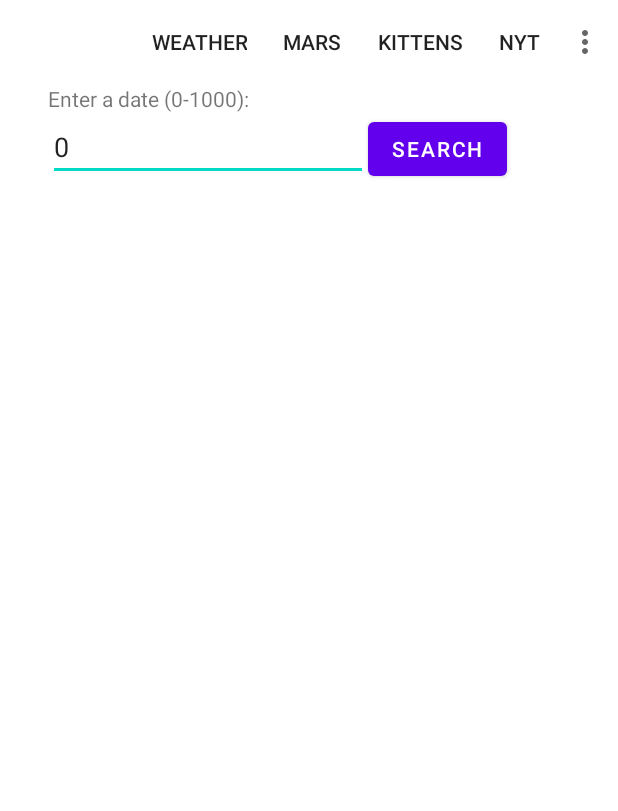
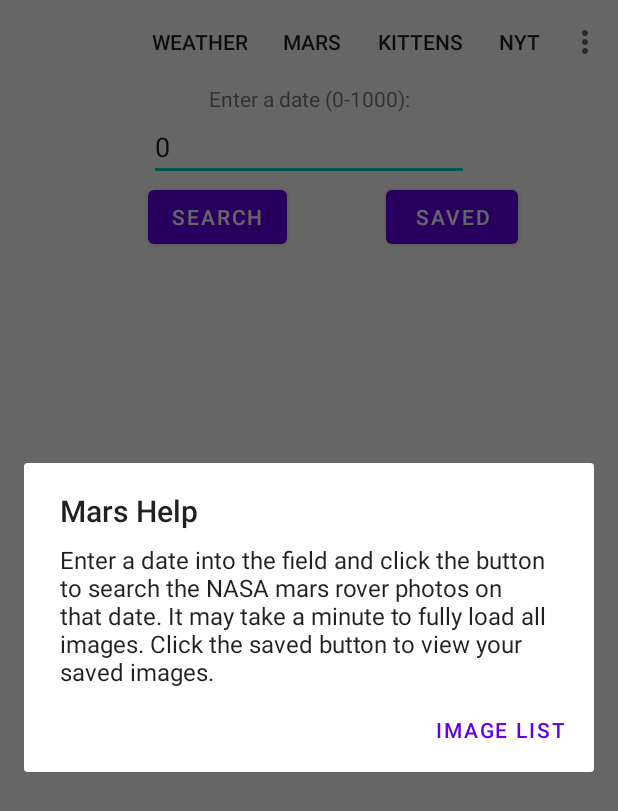
Before and after one commit to PlanetaryMarlin/Final_Project, an Android app: the MarsActivity screen opened directly, with no data from a screen before it, in the options menu, after a tap on "Help", on a phone screen of 412 x 824 dp. Shown: the top 811 px of the screen. Run offline under Robolectric (Android 15) with nearby library versions, the phone set to English and light mode, and no system bars; our stand-ins replace Room's generated code, Volley; network calls fail.

Commit message:
database working

```diff
--- a/app/build.gradle
+++ b/app/build.gradle
@@ -40,5 +40,9 @@ dependencies {
     testImplementation 'junit:junit:4.13.2'
     androidTestImplementation 'androidx.test.ext:junit:1.1.5'
     androidTestImplementation 'androidx.test.espresso:espresso-core:3.5.1'
+    implementation 'androidx.recyclerview:recyclerview:1.3.0'
     implementation 'com.android.volley:volley:1.2.1'
+    def room_version = "2.4.2"
+    implementation "androidx.room:room-runtime:$room_version"
+    annotationProcessor "androidx.room:room-compiler:$room_version"
 }
--- /dev/null
+++ b/app/src/main/java/com/example/final_project/Mars/MarsDatabase.java
@@ -0,0 +1,9 @@
+package com.example.final_project.Mars;
+
+import androidx.room.Database;
+import androidx.room.RoomDatabase;
+
+@Database(entities = {MarsFav.class}, version = 1)
+public abstract class MarsDatabase extends RoomDatabase {
+    public abstract MarsFavDAO mrDAO();
+}
--- /dev/null
+++ b/app/src/main/java/com/example/final_project/Mars/MarsFavDAO.java
@@ -0,0 +1,23 @@
+package com.example.final_project.Mars;
+
+import androidx.room.Dao;
+import androidx.room.Delete;
+import androidx.room.Insert;
+import androidx.room.Query;
+
+import java.util.List;
+
+@Dao
+public interface MarsFavDAO {
+    @Insert
+    long insertFav(MarsFav r);
+
+    @Query("Select * from MarsFav")
+    List<MarsFav> getAllFavs();
+
+    @Query("Select * from MarsFav where imgID = :id")
+    List<MarsFav> searchByID(String id);
+
+    @Delete
+    void deleteFav(MarsFav r);
+}
--- /dev/null
+++ b/app/src/main/java/com/example/final_project/Mars/MarsViewModel.java
@@ -0,0 +1,10 @@
+package com.example.final_project.Mars;
+
+import androidx.lifecycle.MutableLiveData;
+import androidx.lifecycle.ViewModel;
+
+import java.util.ArrayList;
+
+public class MarsViewModel extends ViewModel {
+    public MutableLiveData<ArrayList<MarsResult>> results = new MutableLiveData<>();
+}
--- a/app/src/main/java/com/example/final_project/MarsActivity.java
+++ b/app/src/main/java/com/example/final_project/MarsActivity.java
@@ -3,13 +3,16 @@ package com.example.final_project;
 import androidx.annotation.NonNull;
 import androidx.appcompat.app.AlertDialog;
 import androidx.appcompat.app.AppCompatActivity;
+import androidx.lifecycle.ViewModelProvider;
 import androidx.recyclerview.widget.LinearLayoutManager;
 import androidx.recyclerview.widget.RecyclerView;
+import androidx.room.Room;
 
 import android.content.Context;
 import android.content.Intent;
 import android.content.SharedPreferences;
 import android.graphics.Bitmap;
+import android.graphics.BitmapFactory;
 import android.os.Bundle;
 import android.view.LayoutInflater;
 import android.view.Menu;
@@ -32,20 +35,30 @@ import com.android.volley.toolbox.Volley;
 import com.example.final_project.Mars.*;
 import com.example.final_project.databinding.ActivityMarsBinding;
 import com.example.final_project.databinding.MarsResultBinding;
-import com.google.android.material.snackbar.Snackbar;
 
 import org.json.JSONArray;
 import org.json.JSONException;
 import org.json.JSONObject;
 
+import java.io.File;
+import java.io.FileNotFoundException;
+import java.io.FileOutputStream;
+import java.io.IOException;
 import java.util.ArrayList;
+import java.util.concurrent.Executor;
+import java.util.concurrent.Executors;
 
 public class MarsActivity extends AppCompatActivity {
-    ActivityMarsBinding binding;
-    ArrayList<MarsResult> results = new ArrayList<>();
+    private ActivityMarsBinding binding;
+    private MarsViewModel marsModel;
+    private ArrayList<MarsResult> results;
+    private ArrayList<MarsFav> favs;
     private RecyclerView.Adapter adapter;
     private String date;
     private String url;
+    private int position;
+    boolean isFavList = false;
+    MarsDatabase db;
 
     @Override
     public boolean onOptionsItemSelected(@NonNull MenuItem item) {
@@ -67,6 +80,18 @@ public class MarsActivity extends AppCompatActivity {
 //                nextPage = new Intent(MarsActivity.this,)
 //                startActivity(nextPage);
                 break;
+            case R.id.helpItem:
+                AlertDialog.Builder builder = new AlertDialog.Builder(MarsActivity.this);
+                builder.setMessage("Enter a date into the field and click the button to search the NASA mars rover photos on that date. " +
+                                "It may take a minute to fully load all images. " +
+                                "Click the saved button to view your saved images.")
+                        .setPositiveButton("Image list", (dialog, cl) -> {
+                            builder.setMessage("Click an image in the list to get more details and save it.")
+                                    .setPositiveButton(null, null)
+                                    .show();
+                        })
+                        .setTitle("Mars Help")
+                        .create().show();
         }
         return true;
     }
@@ -82,12 +107,22 @@ public class MarsActivity extends AppCompatActivity {
     protected void onCreate(Bundle savedInstanceState) {
         super.onCreate(savedInstanceState);
 
+        db = Room.databaseBuilder(getApplicationContext(), MarsDatabase.class, "mars-favs").build();
+        MarsFavDAO mrDAO = db.mrDAO();
+
         binding = ActivityMarsBinding.inflate(getLayoutInflater());
         setContentView(binding.getRoot());
         binding.recyclerView.setLayoutManager(new LinearLayoutManager(this));
 
+        marsModel = new ViewModelProvider(this).get(MarsViewModel.class);
+        results = marsModel.results.getValue();
+        if (results == null){
+            marsModel.results.setValue(results = new ArrayList<>());
+        }
+
         EditText editTextDateNumber = binding.editTextDateNumber;
         Button searchButton = binding.searchButton;
+        Button favButton = binding.favButton;
         setSupportActionBar(binding.toolbar);
         getSupportActionBar().setDisplayShowTitleEnabled(false);
 
@@ -96,12 +131,15 @@ public class MarsActivity extends AppCompatActivity {
         editTextDateNumber.setText(String.valueOf(marsInput));
 
         RequestQueue queue = Volley.newRequestQueue(this, new HurlStack());
+
         searchButton.setOnClickListener( clk -> {
+            isFavList = false;
+            results = new ArrayList<>();
+            adapter.notifyDataSetChanged();
             date = binding.editTextDateNumber.getText().toString();
             url = "https://api.nasa.gov/mars-photos/api/v1/rovers/curiosity/photos?sol="
                     + date
                     + "&api_key=C2gMbD7QTse7kTcfGcL5RlvbIsbBGd47ONCACTiG";
-            System.out.println(url);
 
             JsonObjectRequest request = new JsonObjectRequest(Request.Method.GET, url, null,
                     response -> {
@@ -114,17 +152,17 @@ public class MarsActivity extends AppCompatActivity {
                                 JSONObject currentCamera = currentResult.getJSONObject("camera");
                                 JSONObject currentRover = currentResult.getJSONObject("rover");
 
-                                String imgSrc = currentResult.getString("img_src").replace("http://mars.jpl", "https://mars");;
+                                String imgID = currentResult.getString("id");
+                                String imgSrc = currentResult.getString("img_src").replace("http://mars.jpl", "https://mars");
                                 String camName = currentCamera.getString("name");
                                 String roverName = currentRover.getString("name");
-                                MarsResult result = new MarsResult(imgSrc, camName, roverName);
-                                System.out.println(imgSrc);
+                                MarsResult result = new MarsResult(imgID, imgSrc, camName, roverName);
+
                                 ImageRequest imgReq = new ImageRequest(imgSrc, new Response.Listener<Bitmap>() {
                                     @Override
                                     public void onResponse(Bitmap bitmap) {
                                         result.setBitmap(bitmap);
                                         results.add(result);
-                                        System.out.println(results);
                                         adapter.notifyItemInserted(results.size()-1);
                                     }
                                 }, 1024, 1024, ImageView.ScaleType.CENTER, null,
@@ -141,15 +179,29 @@ public class MarsActivity extends AppCompatActivity {
                     });
             queue.add(request);
 
-//            Toast toast = Toast.makeText(getApplicationContext(), "toast text", Toast.LENGTH_SHORT);
-//            toast.show();
+            marsModel.results.postValue(results);
+
+            Toast.makeText(getApplicationContext(), "Searching for photos on date " + date, Toast.LENGTH_SHORT).show();
 
             SharedPreferences.Editor editor = prefs.edit();
             editor.putInt("marsDate", Integer.parseInt(binding.editTextDateNumber.getText().toString()));
             editor.apply();
         });
 
+        favButton.setOnClickListener( clk -> {
+            favs = new ArrayList<>();
+            adapter.notifyDataSetChanged();
+            isFavList = true;
+            Executor thread= Executors.newSingleThreadExecutor();
+            thread.execute( () -> {
+                favs.addAll(mrDAO.getAllFavs());
+                runOnUiThread( () -> binding.recyclerView.setAdapter(adapter));
+            });
+        });
+
+
         binding.recyclerView.setAdapter(adapter = new RecyclerView.Adapter<ResultHolder>() {
+
             @NonNull
             @Override
             public ResultHolder onCreateViewHolder(@NonNull ViewGroup parent, int viewType) {
@@ -159,14 +211,32 @@ public class MarsActivity extends AppCompatActivity {
 
             @Override
             public void onBindViewHolder(@NonNull ResultHolder holder, int position) {
+                if (isFavList) {
+                    MarsFav obj = favs.get(position);
+                    String dir = getApplicationContext().getFilesDir().getPath();
+                    File imgFile = new File(dir, obj.getImgPath());
+                    Bitmap img = BitmapFactory.decodeFile(imgFile.getAbsolutePath());
+                    obj.setBitmap(img);
+                    holder.roverText.setText(obj.getRoverName());
+                    holder.thumbnail.setImageBitmap(img);
+                }
+                else {
                     MarsResult obj = results.get(position);
                     holder.roverText.setText(obj.getRoverName());
                     holder.thumbnail.setImageBitmap(obj.getBitmap());
                 }
+            }
 
             @Override
             public int getItemCount() {
-                return results.size();
+                int itemCount;
+                if (isFavList){
+                    itemCount = favs.size();
+                }
+                else {
+                    itemCount = results.size();
+                }
+                return itemCount;
             }
 
             @Override
@@ -174,7 +244,7 @@ public class MarsActivity extends AppCompatActivity {
                 return 0;
             }
         });
-    }
+    };
 
     class ResultHolder extends RecyclerView.ViewHolder {
         TextView roverText;
@@ -184,14 +254,19 @@ public class MarsActivity extends AppCompatActivity {
             thumbnail = itemView.findViewById(R.id.roverImage);
 
             itemView.setOnClickListener(clk -> {
-                AlertDialog.Builder builder = new AlertDialog.Builder(MarsActivity.this);
-                builder.setMessage("show snackbar?")
-                        .setTitle("title placeholder")
-                        .setNegativeButton("No", (dialog, cl) -> {})
-                        .setPositiveButton("Yes", (dialog, cl) -> {
-                            Snackbar.make(roverText, "snackbar placeholder", Snackbar.LENGTH_LONG).show();
-                        })
-                        .create().show();
+                position = getAbsoluteAdapterPosition();
+                MarsDetailsFragment marsFragment;
+                if (isFavList){
+                    marsFragment = new MarsDetailsFragment(favs.get(position), db);
+                }
+                else {
+                    marsFragment = new MarsDetailsFragment(results.get(position),db);
+                }
+                getSupportFragmentManager()
+                        .beginTransaction()
+                        .addToBackStack("")
+                        .replace(R.id.marsFragment, marsFragment)
+                        .commit();
             });
 
             roverText = itemView.findViewById(R.id.roverText);
--- a/app/src/main/res/layout/activity_mars.xml
+++ b/app/src/main/res/layout/activity_mars.xml
@@ -13,32 +13,27 @@
         android:ems="10"
         android:hint="0-1000"
         android:inputType="number"
-        app:layout_constraintStart_toStartOf="@+id/textView"
+        app:layout_constraintEnd_toEndOf="parent"
+        app:layout_constraintStart_toStartOf="parent"
         app:layout_constraintTop_toBottomOf="@+id/textView" />
 
     <TextView
         android:id="@+id/textView"
         android:layout_width="wrap_content"
         android:layout_height="wrap_content"
-        android:layout_marginStart="32dp"
         android:text="Enter a date (0-1000):"
-        app:layout_constraintStart_toStartOf="parent"
+        app:layout_constraintEnd_toEndOf="@+id/editTextDateNumber"
+        app:layout_constraintStart_toStartOf="@+id/editTextDateNumber"
         app:layout_constraintTop_toBottomOf="@+id/toolbar" />
 
     <Button
         android:id="@+id/searchButton"
         android:layout_width="wrap_content"
         android:layout_height="wrap_content"
+        android:layout_marginStart="32dp"
         android:text="Search"
-        app:layout_constraintStart_toEndOf="@+id/editTextDateNumber"
-        app:layout_constraintTop_toTopOf="@+id/editTextDateNumber" />
-
-    <androidx.recyclerview.widget.RecyclerView
-        android:id="@+id/recyclerView"
-        android:layout_width="0dp"
-        android:layout_height="0dp"
-        app:layout_constraintBottom_toBottomOf="parent"
-        app:layout_constraintEnd_toEndOf="parent"
+        app:layout_constraintEnd_toStartOf="@+id/favButton"
+        app:layout_constraintHorizontal_bias="0.5"
         app:layout_constraintStart_toStartOf="parent"
         app:layout_constraintTop_toBottomOf="@+id/editTextDateNumber" />
 
@@ -50,4 +45,33 @@
         app:layout_constraintEnd_toEndOf="parent"
         app:layout_constraintStart_toStartOf="parent"
         app:layout_constraintTop_toTopOf="parent" />
+
+    <FrameLayout
+        android:id="@+id/marsFragment"
+        android:layout_width="match_parent"
+        android:layout_height="0dp"
+        android:layout_marginStart="16dp"
+        android:layout_marginTop="16dp"
+        android:layout_marginEnd="16dp"
+        android:layout_marginBottom="16dp"
+        app:layout_constraintBottom_toBottomOf="parent"
+        app:layout_constraintEnd_toEndOf="parent"
+        app:layout_constraintStart_toStartOf="parent"
+        app:layout_constraintTop_toBottomOf="@+id/searchButton">
+
+        <androidx.recyclerview.widget.RecyclerView
+            android:id="@+id/recyclerView"
+            android:layout_width="match_parent"
+            android:layout_height="match_parent" />
+    </FrameLayout>
+
+    <Button
+        android:id="@+id/favButton"
+        android:layout_width="wrap_content"
+        android:layout_height="wrap_content"
+        android:text="Saved"
+        app:layout_constraintEnd_toEndOf="parent"
+        app:layout_constraintHorizontal_bias="0.5"
+        app:layout_constraintStart_toEndOf="@+id/searchButton"
+        app:layout_constraintTop_toTopOf="@+id/searchButton" />
 </androidx.constraintlayout.widget.ConstraintLayout>
```
Also changed, not shown: app/src/main/java/com/example/final_project/Mars/MarsDetailsFragment.java (added, +114 -0 lines), app/src/main/java/com/example/final_project/Mars/MarsFav.java (added, +55 -0 lines), app/src/main/java/com/example/final_project/Mars/MarsObj.java (added, +19 -0 lines), app/src/main/java/com/example/final_project/Mars/MarsResult.java (+19 -14 lines), app/src/main/res/layout/mars_fragment.xml (added, +58 -0 lines). Lines whose indentation alone changed are shown as unchanged.
